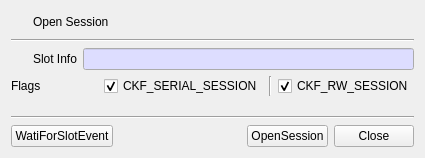
Above: CryptokiMan/open_session_dlg.ui from jykim74/CryptokiMan before the change. Below: the same form after it.
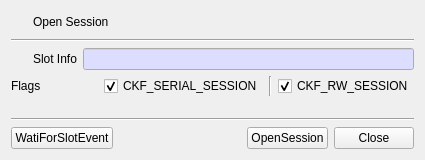
That is the form after the change. Icons and pictures are not drawn.

```diff
--- a/CryptokiMan/open_session_dlg.ui
+++ b/CryptokiMan/open_session_dlg.ui
@@ -7,7 +7,7 @@
     <x>0</x>
     <y>0</y>
     <width>425</width>
-    <height>158</height>
+    <height>160</height>
    </rect>
   </property>
   <property name="windowTitle">
```
Left out of the diff: 2 changed lines with no effect on the pictures.
